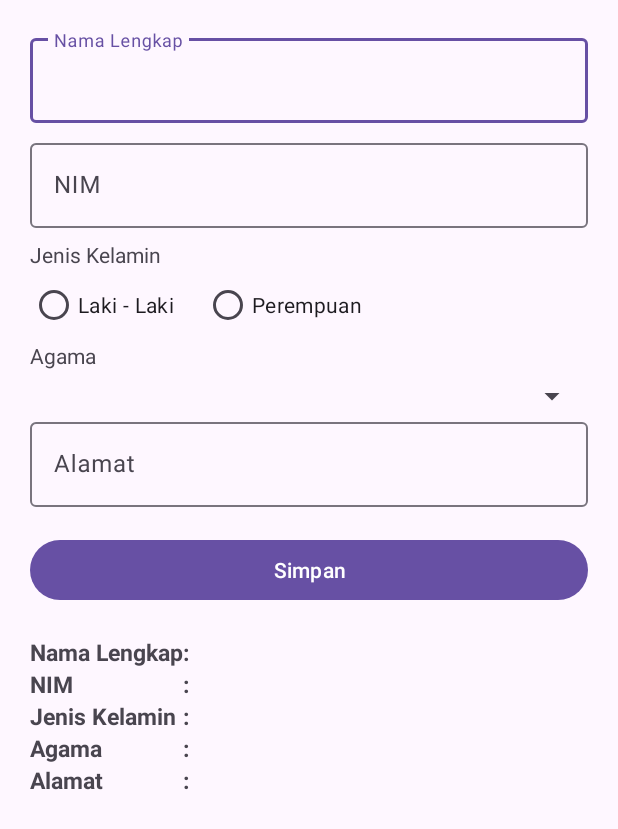
After one commit to rrma1710/AssigmentDesign, an Android app: the InputDataActivity screen opened directly, with no data from a screen before it, on a phone screen of 412 x 824 dp. The commit adds this screen. Shown: the top 829 px of the screen. Run offline under Robolectric (Android 15) with nearby library versions, the phone set to English and light mode, and no system bars.

Commit message:
Update activity_input_data.xml

```diff
--- a/app/src/main/AndroidManifest.xml
+++ b/app/src/main/AndroidManifest.xml
@@ -12,6 +12,11 @@
         android:supportsRtl="true"
         android:theme="@style/Theme.AssigmentDesign"
         tools:targetApi="31">
+        <activity
+            android:name=".activity.dashboard.InputDataActivity"
+            android:exported="true" >
+
+        </activity>
         <activity
             android:name=".activity.dashboard.CalculatorActivity"
             android:exported="false" />
--- a/app/src/main/java/com/vsga/assigmentdesign/activity/dashboard/CalculatorActivity.kt
+++ b/app/src/main/java/com/vsga/assigmentdesign/activity/dashboard/CalculatorActivity.kt
@@ -4,7 +4,6 @@ import androidx.appcompat.app.AppCompatActivity
 import android.os.Bundle
 import android.view.View
 import android.widget.Button
-import com.vsga.assigmentdesign.R
 import com.vsga.assigmentdesign.databinding.ActivityCalculatorBinding
 
 class CalculatorActivity : AppCompatActivity() {
@@ -17,7 +16,6 @@ class CalculatorActivity : AppCompatActivity() {
         super.onCreate(savedInstanceState)
         binding = ActivityCalculatorBinding.inflate(layoutInflater)
         setContentView(binding.root)
-
 
     }
 
--- /dev/null
+++ b/app/src/main/java/com/vsga/assigmentdesign/activity/dashboard/InputDataActivity.kt
@@ -0,0 +1,56 @@
+package com.vsga.assigmentdesign.activity.dashboard
+
+import android.os.Bundle
+import android.widget.ArrayAdapter
+import android.widget.Button
+import android.widget.RadioButton
+import androidx.appcompat.app.AppCompatActivity
+import com.vsga.assigmentdesign.R
+import com.vsga.assigmentdesign.databinding.ActivityInputDataBinding
+
+
+class InputDataActivity : AppCompatActivity() {
+    lateinit var binding: ActivityInputDataBinding
+
+    val agama = arrayOf("", "Islam", "Kristen", "Katolik", "Hindu", "Budha", "Konghucu")
+
+    var cowo: RadioButton? = null
+    var cewe: RadioButton? = null
+
+    var selectedSuperStar: String? = null
+    var submit: Button? = null
+
+    override fun onCreate(savedInstanceState: Bundle?) {
+        super.onCreate(savedInstanceState)
+        binding = ActivityInputDataBinding.inflate(layoutInflater)
+        setContentView(binding.root)
+
+        cowo = findViewById<RadioButton>(R.id.rb_laki_laki)
+        cewe = findViewById<RadioButton>(R.id.rb_perempuan)
+
+
+        val arrayAdapter = ArrayAdapter(this, android.R.layout.simple_spinner_item, agama)
+        arrayAdapter.setDropDownViewResource(android.R.layout.simple_spinner_dropdown_item)
+        binding.spAgama.adapter = arrayAdapter
+
+        binding.btnSimpan.setOnClickListener {
+
+            val nama = binding.edtNamaLengkap.editText?.text.toString()
+            val nim = binding.edtNim.editText?.text.toString()
+            val alamat = binding.edtAlamat.editText?.text.toString()
+            val jk = binding.spAgama.selectedItem.toString()
+
+            if (cowo!!.isChecked) {
+                selectedSuperStar = cowo!!.text.toString()
+            } else if (cewe!!.isChecked) {
+                selectedSuperStar = cewe!!.text.toString();
+            }
+
+            binding.tvNamaLengkap.text = nama
+            binding.tvNim.text = nim
+            binding.tvJenisKelamin.text = selectedSuperStar
+            binding.tvAgama.text = jk
+            binding.tvAlamat.text = alamat
+        }
+    }
+}
--- a/app/src/main/java/com/vsga/assigmentdesign/activity/validasi/DashboardActivity.kt
+++ b/app/src/main/java/com/vsga/assigmentdesign/activity/validasi/DashboardActivity.kt
@@ -6,6 +6,7 @@ import android.os.Bundle
 import android.view.View
 import com.vsga.assigmentdesign.R
 import com.vsga.assigmentdesign.activity.dashboard.CalculatorActivity
+import com.vsga.assigmentdesign.activity.dashboard.InputDataActivity
 import com.vsga.assigmentdesign.activity.dashboard.ListActivity
 import com.vsga.assigmentdesign.databinding.ActivityDashboardBinding
 
@@ -18,6 +19,7 @@ class DashboardActivity : AppCompatActivity(), View.OnClickListener {
 
         binding.cvListChat.setOnClickListener(this)
         binding.cvKalkulator.setOnClickListener(this)
+        binding.cvInputData.setOnClickListener(this)
     }
 
     override fun onClick(v: View?) {
@@ -31,6 +33,10 @@ class DashboardActivity : AppCompatActivity(), View.OnClickListener {
                 val intent = Intent(this, CalculatorActivity::class.java)
                 startActivity(intent)
             }
+            R.id.cv_input_data -> {
+                val intent = Intent(this, InputDataActivity::class.java)
+                startActivity(intent)
+            }
         }
     }
 }
--- a/app/src/main/java/com/vsga/assigmentdesign/activity/validasi/LoginActivity.kt
+++ b/app/src/main/java/com/vsga/assigmentdesign/activity/validasi/LoginActivity.kt
@@ -18,22 +18,25 @@ class LoginActivity : AppCompatActivity() {
             val username = binding.edtUsername.text.toString()
             val password = binding.edtPassword.text.toString()
 
-            if (username.isEmpty()) {
-                binding.edtUsername.error = "Username tidak boleh kosong"
-                binding.edtUsername.requestFocus()
-                return@setOnClickListener
-            } else if (password.isEmpty()) {
-                binding.edtPassword.error = "Password tidak boleh kosong"
-                binding.edtPassword.requestFocus()
-                return@setOnClickListener
-            } else if (username.equals("admin",true) && password == "admin123") {
-                val intent = Intent(this, DashboardActivity::class.java)
+//            if (username.isEmpty()) {
+//                binding.edtUsername.error = "Username tidak boleh kosong"
+//                binding.edtUsername.requestFocus()
+//                return@setOnClickListener
+//            } else if (password.isEmpty()) {
+//                binding.edtPassword.error = "Password tidak boleh kosong"
+//                binding.edtPassword.requestFocus()
+//                return@setOnClickListener
+//            } else if (username.equals("admin",true) && password == "admin123") {
+//                val intent = Intent(this, DashboardActivity::class.java)
+//                startActivity(intent)
+//            } else {
+//                binding.edtUsername.error = "Username atau password salah"
+//                binding.edtUsername.requestFocus()
+//                return@setOnClickListener
+//            }
+
+            val intent = Intent(this, DashboardActivity::class.java)
                 startActivity(intent)
-            } else {
-                binding.edtUsername.error = "Username atau password salah"
-                binding.edtUsername.requestFocus()
-                return@setOnClickListener
-            }
         }
 
         binding.tvDaftar.setOnClickListener {
--- a/app/src/main/res/layout/activity_dashboard.xml
+++ b/app/src/main/res/layout/activity_dashboard.xml
@@ -58,6 +58,7 @@
             app:layout_constraintTop_toTopOf="parent">
 
             <LinearLayout
+                android:id="@+id/cv_input_data"
                 android:layout_width="match_parent"
                 android:layout_height="wrap_content"
                 android:layout_gravity="center"
--- /dev/null
+++ b/app/src/main/res/layout/activity_input_data.xml
@@ -0,0 +1,237 @@
+<?xml version="1.0" encoding="utf-8"?>
+<LinearLayout xmlns:android="http://schemas.android.com/apk/res/android"
+    xmlns:app="http://schemas.android.com/apk/res-auto"
+    xmlns:tools="http://schemas.android.com/tools"
+    android:layout_width="match_parent"
+    android:layout_height="match_parent"
+    android:orientation="vertical"
+    tools:context=".activity.dashboard.InputDataActivity">
+
+    <com.google.android.material.textfield.TextInputLayout
+        android:id="@+id/edt_nama_lengkap"
+        android:layout_width="match_parent"
+        android:layout_height="wrap_content"
+        android:layout_marginStart="20dp"
+        android:layout_marginTop="20dp"
+        android:layout_marginEnd="20dp"
+        android:layout_marginBottom="8dp">
+
+        <com.google.android.material.textfield.TextInputEditText
+            android:layout_width="match_parent"
+            android:layout_height="wrap_content"
+            android:hint="Nama Lengkap" />
+    </com.google.android.material.textfield.TextInputLayout>
+
+    <com.google.android.material.textfield.TextInputLayout
+        android:id="@+id/edt_nim"
+        android:layout_width="match_parent"
+        android:layout_height="wrap_content"
+        android:layout_marginStart="20dp"
+        android:layout_marginEnd="20dp">
+
+        <com.google.android.material.textfield.TextInputEditText
+            android:layout_width="match_parent"
+            android:layout_height="wrap_content"
+            android:hint="NIM" />
+    </com.google.android.material.textfield.TextInputLayout>
+
+    <TextView
+        android:id="@+id/textView"
+        android:layout_width="wrap_content"
+        android:layout_height="wrap_content"
+        android:layout_marginStart="20dp"
+        android:layout_marginTop="8dp"
+        android:layout_marginEnd="20dp"
+        android:text="Jenis Kelamin" />
+
+    <RadioGroup
+        android:id="@+id/rg_jenis_kelamin"
+        android:layout_width="wrap_content"
+        android:layout_height="wrap_content"
+        android:layout_marginStart="20dp"
+        android:layout_marginEnd="20dp"
+        android:orientation="horizontal">
+
+        <RadioButton
+            android:id="@+id/rb_laki_laki"
+            android:layout_width="match_parent"
+            android:layout_height="wrap_content"
+            android:layout_marginEnd="20dp"
+            android:text="Laki - Laki" />
+
+        <RadioButton
+            android:id="@+id/rb_perempuan"
+            android:layout_width="match_parent"
+            android:layout_height="wrap_content"
+            android:text="Perempuan" />
+    </RadioGroup>
+
+    <TextView
+        android:layout_width="match_parent"
+        android:layout_height="wrap_content"
+        android:layout_marginStart="20dp"
+        android:layout_marginEnd="20dp"
+        android:layout_marginBottom="5dp"
+        android:text="Agama" />
+
+    <Spinner
+        android:id="@+id/sp_agama"
+        android:layout_width="match_parent"
+        android:layout_height="wrap_content"
+        android:layout_marginStart="20dp"
+        android:layout_marginEnd="20dp" />
+
+    <com.google.android.material.textfield.TextInputLayout
+        android:id="@+id/edt_alamat"
+        android:layout_width="match_parent"
+        android:layout_height="wrap_content"
+        android:layout_marginStart="20dp"
+        android:layout_marginEnd="20dp"
+        android:layout_marginBottom="8dp">
+
+        <com.google.android.material.textfield.TextInputEditText
+            maxLines="2"
+            android:layout_width="match_parent"
+            android:layout_height="wrap_content"
+            android:hint="Alamat" />
+    </com.google.android.material.textfield.TextInputLayout>
+
+
+    <Button
+        android:id="@+id/btn_simpan"
+        android:layout_width="match_parent"
+        android:layout_height="wrap_content"
+        android:layout_marginStart="20dp"
+        android:layout_marginTop="10dp"
+        android:layout_marginEnd="20dp"
+        android:text="@string/simpan" />
+
+    <LinearLayout
+        android:layout_marginTop="20dp"
+        android:layout_marginStart="20dp"
+        android:layout_marginEnd="20dp"
+        android:layout_width="match_parent"
+        android:layout_height="wrap_content"
+        android:orientation="horizontal">
+
+        <LinearLayout
+            android:layout_width="wrap_content"
+            android:layout_height="wrap_content"
+            android:orientation="vertical">
+
+            <TextView
+                android:layout_width="match_parent"
+                android:layout_height="wrap_content"
+                android:text="@string/nama_lengkap"
+                android:textSize="15sp"
+                android:textStyle="bold" />
+
+            <TextView
+                android:layout_width="match_parent"
+                android:layout_height="wrap_content"
+                android:text="NIM"
+                android:textSize="15sp"
+                android:textStyle="bold" />
+
+            <TextView
+                android:layout_width="match_parent"
+                android:layout_height="wrap_content"
+                android:text="@string/jenis_kelamin"
+                android:textSize="15sp"
+                android:textStyle="bold" />
+
+            <TextView
+                android:layout_width="match_parent"
+                android:layout_height="wrap_content"
+                android:text="@string/agama"
+                android:textSize="15sp"
+                android:textStyle="bold" />
+
+            <TextView
+                android:layout_width="match_parent"
+                android:layout_height="wrap_content"
+                android:text="@string/alamat"
+                android:textSize="15sp"
+                android:justificationMode="inter_word"
+                android:textStyle="bold" />
+        </LinearLayout>
+        <LinearLayout
+            android:layout_width="wrap_content"
+            android:layout_height="wrap_content"
+            android:orientation="vertical">
+
+            <TextView
+                android:layout_width="match_parent"
+                android:layout_height="wrap_content"
+                android:text=":"
+                android:textSize="15sp"
+                android:textStyle="bold" />
+
+            <TextView
+                android:layout_width="match_parent"
+                android:layout_height="wrap_content"
+                android:text=":"
+                android:textSize="15sp"
+                android:textStyle="bold" />
+
+            <TextView
+                android:layout_width="match_parent"
+                android:layout_height="wrap_content"
+                android:text=":"
+                android:textSize="15sp"
+                android:textStyle="bold" />
+
+            <TextView
+                android:layout_width="match_parent"
+                android:layout_height="wrap_content"
+                android:text="@string/titik2"
+                android:textSize="15sp"
+                android:textStyle="bold" />
+
+            <TextView
+                android:layout_width="match_parent"
+                android:layout_height="wrap_content"
+                android:text=":"
+                android:textSize="15sp"
+                android:textStyle="bold" />
+        </LinearLayout>
+
+        <LinearLayout
+            android:layout_width="wrap_content"
+            android:layout_height="wrap_content"
+            android:orientation="vertical">
+
+            <TextView
+                android:id="@+id/tv_nama_lengkap"
+                android:layout_width="match_parent"
+                android:layout_height="wrap_content"
+                android:textSize="15sp" />
+
+            <TextView
+                android:id="@+id/tv_nim"
+                android:layout_width="match_parent"
+                android:layout_height="wrap_content"
+                android:textSize="15sp" />
+
+            <TextView
+                android:id="@+id/tv_jenis_kelamin"
+                android:layout_width="match_parent"
+                android:layout_height="wrap_content"
+                android:textSize="15sp"/>
+
+            <TextView
+                android:id="@+id/tv_agama"
+                android:layout_width="match_parent"
+                android:layout_height="wrap_content"
+                android:textSize="15sp" />
+
+            <TextView
+                android:id="@+id/tv_alamat"
+                android:layout_width="match_parent"
+                android:layout_height="wrap_content"
+                android:textSize="15sp" />
+
+        </LinearLayout>
+    </LinearLayout>
+
+</LinearLayout>
--- a/app/src/main/res/values/strings.xml
+++ b/app/src/main/res/values/strings.xml
@@ -11,4 +11,10 @@
     <string name="chat_mi">Chat-Mi</string>
     <string name="sekarang">sekarang</string>
     <string name="back">esc</string>
+    <string name="simpan">Simpan</string>
+    <string name="alamat">Alamat</string>
+    <string name="agama">Agama</string>
+    <string name="jenis_kelamin">Jenis Kelamin</string>
+    <string name="nama_lengkap">Nama Lengkap</string>
+    <string name="titik2">:</string>
 </resources>
```
